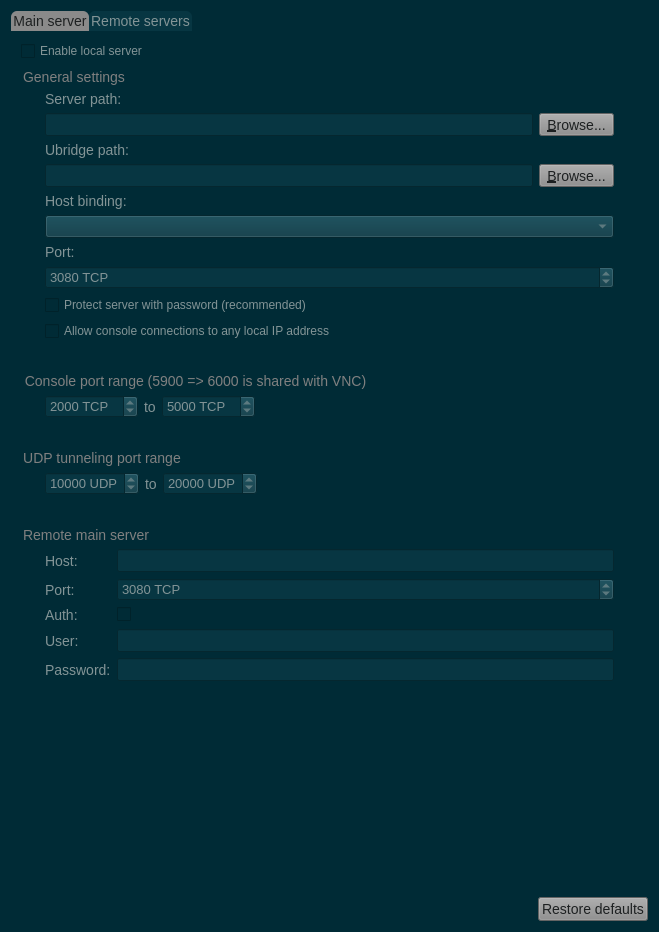
Qt form gns3-gui-2.1.4/gns3/ui/server_preferences_page.ui (n3oxmind/gns3theme) before a commit.
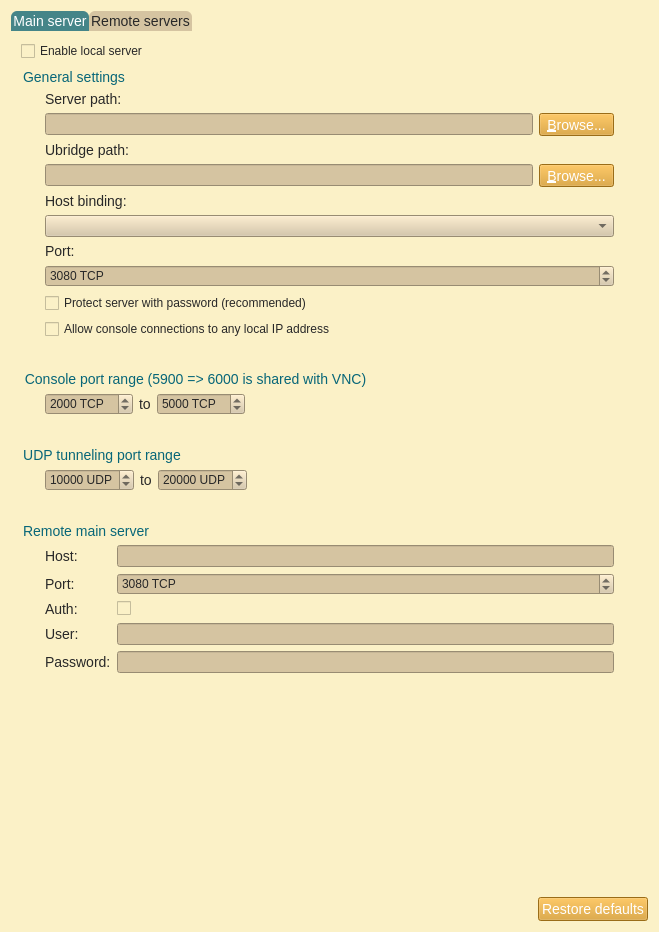
The same form after that commit.

```diff
--- a/gns3-gui-2.1.4/gns3/ui/server_preferences_page.ui
+++ b/gns3-gui-2.1.4/gns3/ui/server_preferences_page.ui
@@ -27,27 +27,26 @@
   </property>
   <property name="styleSheet">
    <string notr="true">QWidget{
-	background-color: #002b36;
+	background-color: #fbf1c7;
 }
 QMenuBar::item{
-	background-color: #002b36;
+	background-color: #fbf1c7;
 }
 QDockWidget::title{
-	background: #073642;
+	background: #d5c4a1;
 	padding-left: 5px;
 }
 QDockWidget, QMenuBar{
-    color: #839496;
+    color: #282828;
     font: bold 14px;
 }
 QTextEdit, QPlainTextEdit, QLineEdit, QSpinBox, QComboBox {
-  background-color: #073642;
-  font: 13px;
-  color: #839496;
+  background-color: #d5c4a1;
+  color: #282828;
 }
 QTextEdit#uiConsoleTextEdit {
-  background-color: #002b36;
-  color: #839496;
+  background-color: #fbf1c7;
+  color: #282828;
   font: 13px;
 }
 QTabWidget {
@@ -55,84 +54,84 @@
 	border-top: 2px;
 }
 QTabBar::tab {
-    background: #073642;
-    color: #839496;
+    background: #d5c4a1;
+    color: #282828;
     min-width: 8ex;
     padding: 2px;
 	border-top-right-radius: 6px;
 	border-top-left-radius: 6px;
 }
 QTabBar::tab:selected {
-    background: #8a8a8a;
-	color: #1d2021;
+    background: #458588;
+	color: #FFFFFF;
 }
 QGroupBox {
-    color: #808080;
+    color: #076678;
     font: 14px;
     padding: 15px;
     border-style: none;
 }
 QMainWindow::separator {
-	background: #073642;
+	background: #d5c4a1;
 	width: 1px;
 	height: 1px;
 }
 QComboBox {
-	selection-background-color: #d75f00;
-	selection-color: #1c1c1c;
+	selection-background-color: #458588;
+	selection-color: #FFFFFF;
 }
 
 QToolBar{
-	background: #073642;
+	background: #d5c4a1;
 	border: 0px;
 }
 QPushButton {
-	background-color: #8a8a8a;
-    color: #1d2021;
+	background-color: #d79921;
+    color: #FFFFFF;
 	font: 14px;
 }
 QToolButton {
-	background-color: #8a8a8a;
-    color: #1d2021;
+	background-color: #d79921;
+    color: #FFFFFF;
 	font: 14px;
 }
 QTreeWidget, QListWidget {
-	background-color: #002b36;
-	color: #839496;
-    alternate-background-color: #073642;
+	background-color: #fbf1c7;
+	color: #282828;
+    alternate-background-color: #d5c4a1; 
 	font: 14px;
 }
 QTreeWidget#uiTreeWidget {
-	background-color: #073642;
-	color: #839496;
+	background-color: #d5c4a1;
+	color: #282828;
 	font: bold 16px;
 }
 QTreeWidget::item:selected, QTreeWidget::item:hover, QMenu::item:selected,QToolButton::hover,QPushButton::hover,QTabBar::tab:hover {
-	background-color: #d75f00;
-	color: #1c1c1c;
+	background-color: #458588;
+	color: #FFFFFF;
 }
 QMenu {
 	background-color: #002b36;
     color: #839496;
 }
 QLabel {
-	color: #839496;
+	color: #282828;
 	font: 14px;
 }
 QLabel#uiTitleLabel {
-	color: #839496;
+	color: #282828;
 	font: bold 16px;
 }
 
 QAbstractScrollArea::corner {
-    background: #002b36;
+    background: #fbf1c7;
 }
 QScrollBar::handle:horizontal {
-    background: #073642;
+    background: #d5c4a1;
     min-width: 20px;
 }
 QScrollBar::handle:vertical {
-    background: #073642;
+    background: #d5c4a1;
     min-width: 20px;
 }
 QScrollBar:vertical {
@@ -151,12 +150,12 @@
   background: none
 }
 QStatusBar {
-	background-color: #073642;
-	color: #839496;
+	background-color: #d5c4a1;
+	color: #282828;
 }
 
 QRadioButton, QCheckBox {
-  color: #839496;
+  color: #282828;
 }
 QRadioButton::disabled, QCheckBox::disabled {
   color: gray;
```
Left out of the diff: 4 changed lines with no effect on the pictures.
